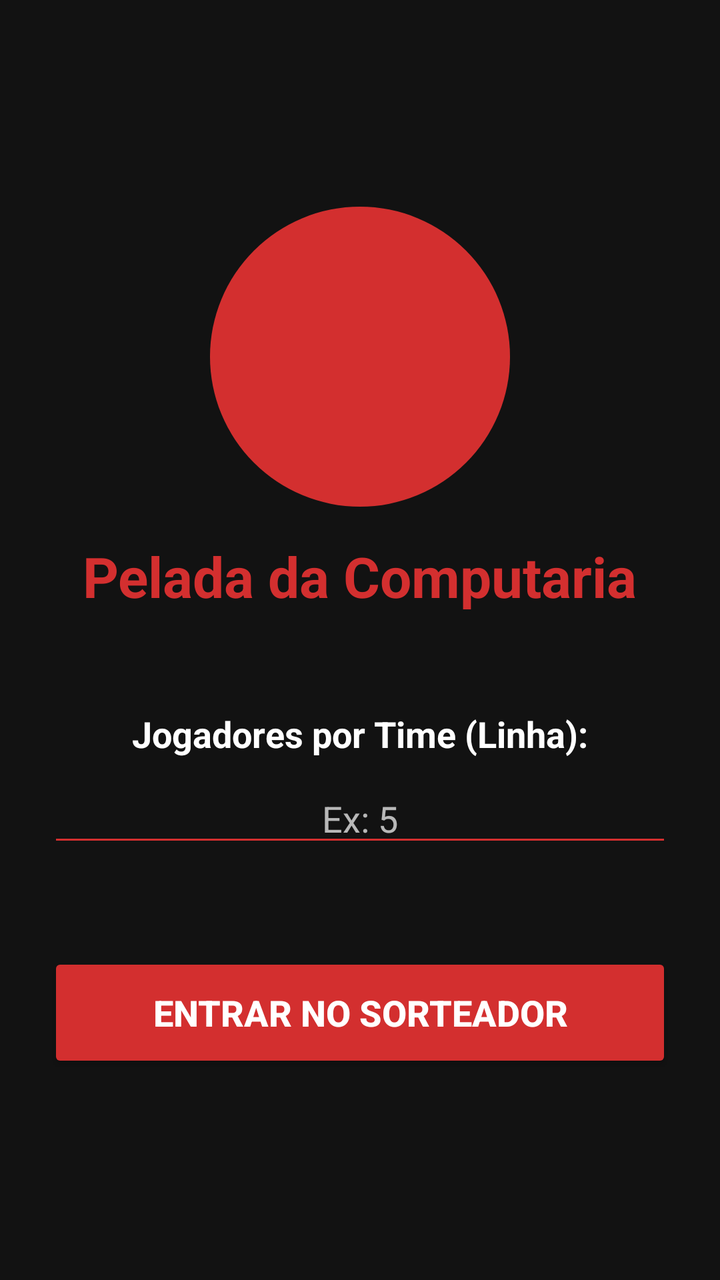
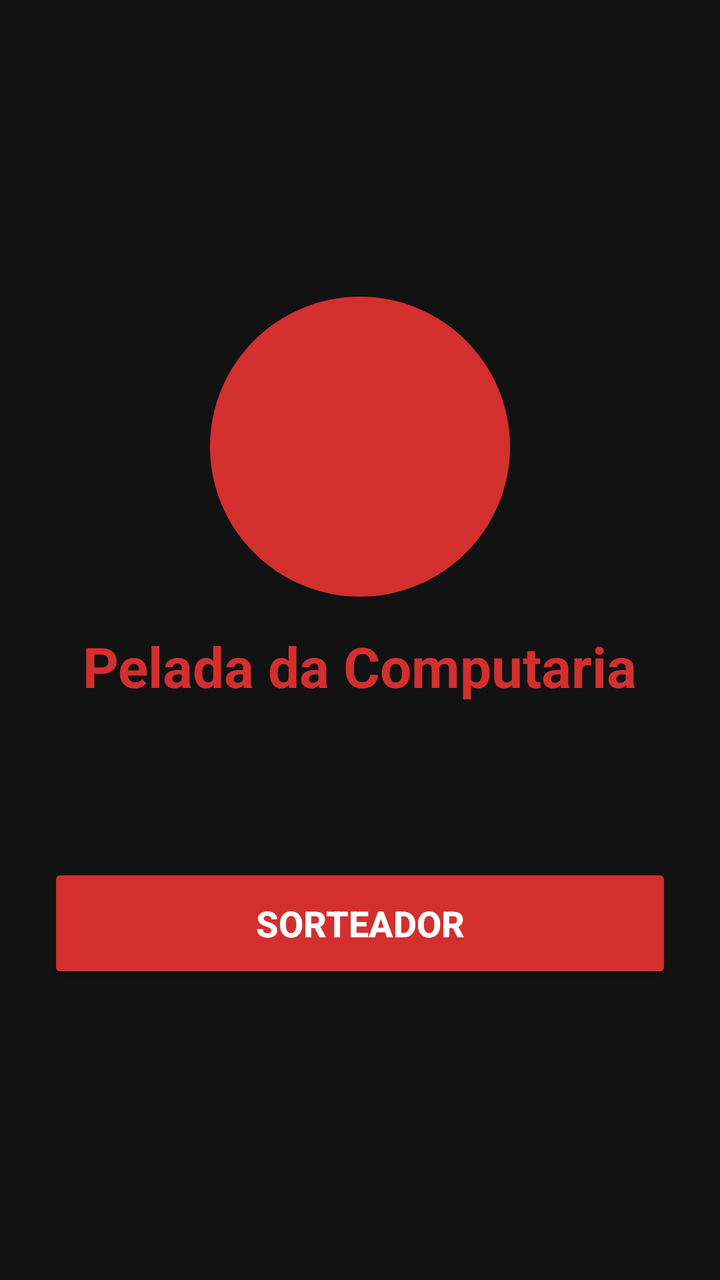

Screens rendered from an Android XML layout before and after an edit, with the pre-edit source and the edit as a unified diff.
<!-- AndroidManifest.xml: application theme Theme.SorteioFUT -->
<!-- res/layout/activity_main.xml -->
<?xml version="1.0" encoding="utf-8"?>
<LinearLayout xmlns:android="http://schemas.android.com/apk/res/android"
    xmlns:app="http://schemas.android.com/apk/res-auto"
    xmlns:tools="http://schemas.android.com/tools"
    android:id="@+id/main"
    android:layout_width="match_parent"
    android:layout_height="match_parent"
    android:background="@color/background_dark"
    android:gravity="center"
    android:orientation="vertical"
    android:padding="24dp"
    tools:context=".MainActivity">

    
    <ImageView
        android:id="@+id/imgLogo"
        android:layout_width="150dp"
        android:layout_height="150dp"
        android:layout_gravity="center"
        android:src="@drawable/ic_logo_computaria"
        app:tint="@color/red_primary" />

    <TextView
        android:id="@+id/tvTitle"
        android:layout_width="wrap_content"
        android:layout_height="wrap_content"
        android:layout_gravity="center"
        android:layout_marginTop="16dp"
        android:layout_marginBottom="32dp"
        android:text="Pelada da Computaria"
        android:textColor="@color/red_primary"
        android:textSize="28sp"
        android:textStyle="bold" />

    
    <TextView
        android:layout_width="wrap_content"
        android:layout_height="wrap_content"
        android:layout_marginTop="16dp"
        android:text="Jogadores por Time (Linha):"
        android:textColor="@color/text_primary"
        android:textSize="18sp"
        android:textStyle="bold" />

    <EditText
        android:id="@+id/etJogadoresPorTime"
        android:layout_width="match_parent"
        android:layout_height="wrap_content"
        android:layout_marginTop="8dp"
        android:backgroundTint="@color/red_primary"
        android:gravity="center"
        android:hint="Ex: 5"
        android:inputType="number"
        android:textColor="@color/text_primary"
        android:textColorHint="@color/text_secondary"
        android:textSize="18sp" />

    
    <Button
        android:id="@+id/btnSorteador"
        android:layout_width="match_parent"
        android:layout_height="60dp"
        android:layout_marginTop="48dp"
        android:backgroundTint="@color/red_primary"
        android:text="ENTRAR NO SORTEADOR"
        android:textColor="@color/white"
        android:textSize="18sp"
        android:textStyle="bold" />

</LinearLayout>
<!-- resources referenced by this layout -->
<resources>
  <color name="background_dark">#121212</color>
  <color name="red_primary">#D32F2F</color>
  <color name="text_primary">#FFFFFF</color>
  <color name="text_secondary">#B3FFFFFF</color>
  <color name="white">#FFFFFFFF</color>
  <!-- drawable ic_logo_computaria: vector/xml drawable (drawable, 47327 chars, omitted) -->
  <style name="Theme.SorteioFUT" parent="Base.Theme.SorteioFUT" />
  <style name="Base.Theme.SorteioFUT" parent="Theme.Material3.Dark.NoActionBar">
          
          <item name="colorPrimary">@color/red_primary</item>
          <item name="colorPrimaryVariant">@color/red_dark</item>
          <item name="colorOnPrimary">@color/white</item>
  
          
          <item name="android:windowBackground">@color/background_dark</item>
          <item name="colorSurface">@color/surface_dark</item>
  
          
          <item name="android:statusBarColor">@color/red_dark</item>
      </style>
  <color name="red_dark">#9A0007</color>
  <color name="surface_dark">#1E1E1E</color>
</resources>

<!-- the commit's change to res/layout/activity_main.xml (unified diff, before → after) -->
@@ -33,36 +33,13 @@
         android:textStyle="bold" />
 
     
-    <TextView
-        android:layout_width="wrap_content"
-        android:layout_height="wrap_content"
-        android:layout_marginTop="16dp"
-        android:text="Jogadores por Time (Linha):"
-        android:textColor="@color/text_primary"
-        android:textSize="18sp"
-        android:textStyle="bold" />
-
-    <EditText
-        android:id="@+id/etJogadoresPorTime"
-        android:layout_width="match_parent"
-        android:layout_height="wrap_content"
-        android:layout_marginTop="8dp"
-        android:backgroundTint="@color/red_primary"
-        android:gravity="center"
-        android:hint="Ex: 5"
-        android:inputType="number"
-        android:textColor="@color/text_primary"
-        android:textColorHint="@color/text_secondary"
-        android:textSize="18sp" />
-
-    
     <Button
         android:id="@+id/btnSorteador"
         android:layout_width="match_parent"
         android:layout_height="60dp"
         android:layout_marginTop="48dp"
         android:backgroundTint="@color/red_primary"
-        android:text="ENTRAR NO SORTEADOR"
+        android:text="SORTEADOR"
         android:textColor="@color/white"
         android:textSize="18sp"
         android:textStyle="bold" />
<!-- resource entries referenced after the edit -->
@@ -2,8 +2,6 @@
 <resources>
   <color name="background_dark">#121212</color>
   <color name="red_primary">#D32F2F</color>
-  <color name="text_primary">#FFFFFF</color>
-  <color name="text_secondary">#B3FFFFFF</color>
   <color name="white">#FFFFFFFF</color>
   <!-- drawable ic_logo_computaria: vector/xml drawable (drawable, 47327 chars, omitted) -->
   <style name="Theme.SorteioFUT" parent="Base.Theme.SorteioFUT" />
